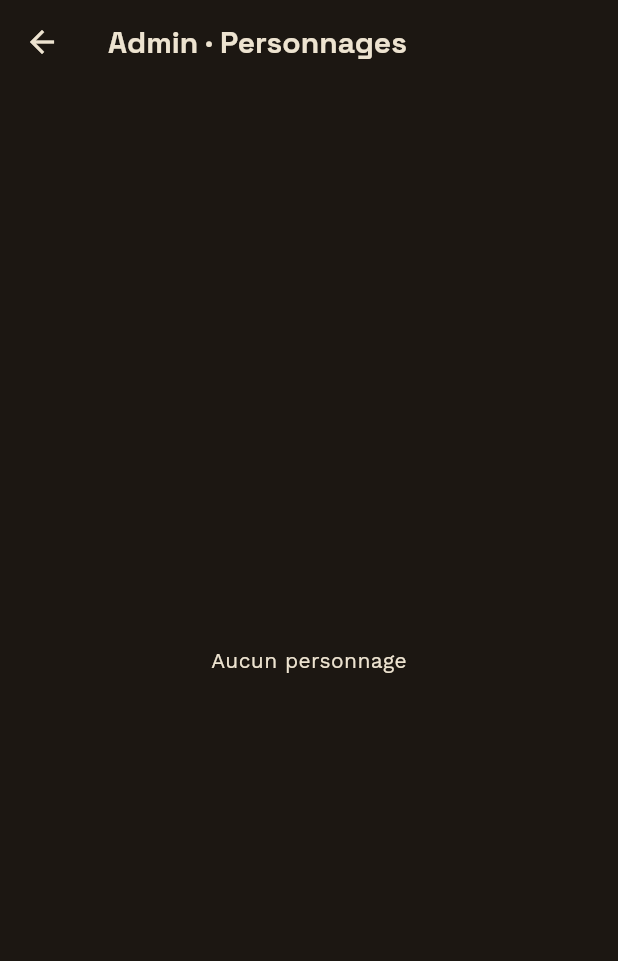
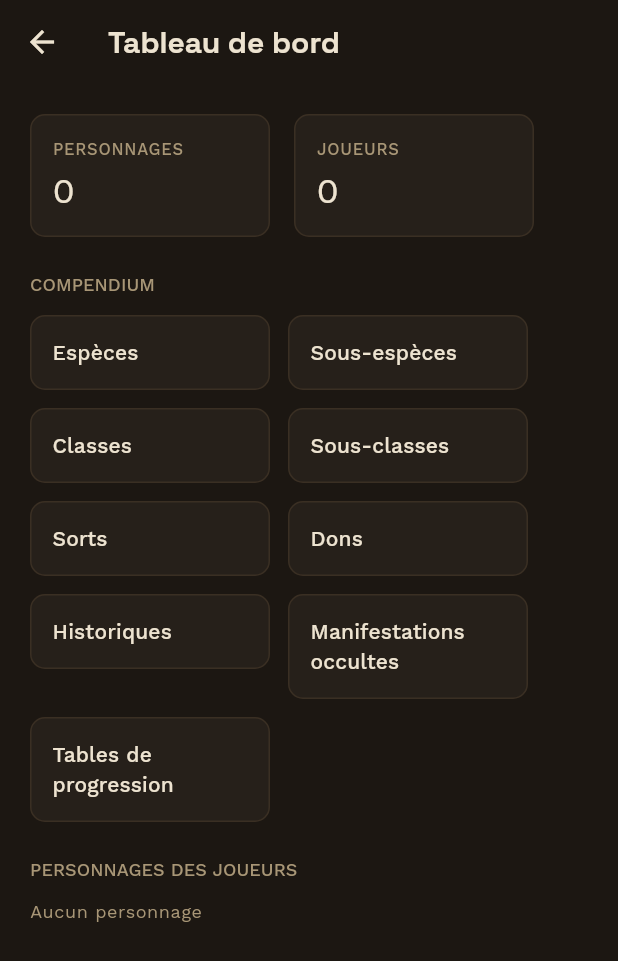
Before and after one commit to Vincent-Brocheton/dungeon-app, a Flutter app: the screen it shows once a user with an empty profile is signed in, after a tap on the "admin panel settings" icon, on a phone screen of 412 x 824 dp. Shown: the top 961 px of the screen. Run offline on Flutter 3.47's test engine with Material 3 defaults, Android fonts, the phone set to English and light mode, and no system bars; our stand-ins replace cloud_firestore, firebase_auth, firebase_core, flutter_riverpod, go_router, google_fonts; accounts and stored records are empty.

Commit message:
feat(admin): tableau de bord admin, reprend Dashboard/DashboardMobile (#4)
Remplace la simple liste /admin (AdminCharactersScreen) par un vrai tableau
de bord : stats réelles (personnages, joueurs distincts), section Compendium
avec accès aux 9 éditeurs de contenu, et la liste des personnages joueurs
(nom, niveau, espèce, propriétaire).

Les 9 éditeurs (Espèces, Sous-espèces, Classes, Sous-classes, Sorts, Dons,
Historiques, Manifestations occultes, Tables de progression) ne sont pas
encore bâtis — c'est le sous-projet 2, hors scope de la spec rôles/admin
(CRUD + migration du contenu vers Firestore). Chaque carte Compendium mène
déjà à une vraie route (/admin/<section>) avec un écran stub « Bientôt
disponible », réutilisable, prêt à être rempli plus tard.

Pas de sidebar (aucun pattern de navigation latérale ailleurs dans l'app),
pas de statut actif/brouillon ni de décompte par source de contenu dans les
cartes Compendium : non modélisés, fabriquer ces données aurait été
trompeur.

Co-authored-by: Claude Sonnet 5 <noreply@anthropic.com>

```diff
--- a/apps/character_app/lib/features/admin/admin_characters_screen.dart
+++ /dev/null
@@ -1,48 +0,0 @@
-import 'package:flutter/material.dart';
-import 'package:flutter_riverpod/flutter_riverpod.dart';
-
-import 'admin_providers.dart';
-
-/// Vue admin : tous les personnages de tous les utilisateurs, en lecture seule.
-class AdminCharactersScreen extends ConsumerWidget {
-  const AdminCharactersScreen({super.key});
-
-  @override
-  Widget build(BuildContext context, WidgetRef ref) {
-    final isAdmin = ref.watch(isAdminProvider).value ?? false;
-    if (!isAdmin) {
-      return const Scaffold(
-        body: Center(child: Text('Accès réservé aux administrateurs')),
-      );
-    }
-
-    final entries = ref.watch(allCharactersProvider);
-
-    return Scaffold(
-      appBar: AppBar(title: const Text('Admin · Personnages')),
-      body: entries.when(
-        data:
-            (list) =>
-                list.isEmpty
-                    ? const Center(child: Text('Aucun personnage'))
-                    : ListView.builder(
-                      padding: const EdgeInsets.symmetric(vertical: 8),
-                      itemCount: list.length,
-                      itemBuilder: (context, index) {
-                        final entry = list[index];
-                        return ListTile(
-                          leading: CircleAvatar(
-                            child: Text('${entry.doc.level}'),
-                          ),
-                          title: Text(entry.doc.name),
-                          subtitle: Text('Propriétaire : ${entry.ownerUid}'),
-                        );
-                      },
-                    ),
-        loading: () => const Center(child: CircularProgressIndicator()),
-        error:
-            (error, _) => Center(child: Text('Chargement impossible : $error')),
-      ),
-    );
-  }
-}
--- /dev/null
+++ b/apps/character_app/lib/features/admin/admin_dashboard_screen.dart
@@ -0,0 +1,274 @@
+import 'package:flutter/material.dart';
+import 'package:flutter_riverpod/flutter_riverpod.dart';
+import 'package:go_router/go_router.dart';
+
+import '../../data/admin_character_entry.dart';
+import '../../providers/content_providers.dart';
+import '../../router.dart';
+import '../../theme/app_theme.dart';
+import 'admin_providers.dart';
+
+/// Tableau de bord admin : statistiques, accès au Compendium (à venir), et
+/// tous les personnages des joueurs. Reprend la maquette `Dashboard.dc.html`
+/// / `DashboardMobile.dc.html`, sans la sidebar (pas de pattern de
+/// navigation latérale ailleurs dans l'app) ni les données non modélisées
+/// (statut actif/brouillon, décompte par source de contenu).
+class AdminDashboardScreen extends ConsumerWidget {
+  const AdminDashboardScreen({super.key});
+
+  /// Les 9 éditeurs de compendium : route (sous `/admin`) et libellé.
+  /// Écrans encore à bâtir (sous-projet 2) ; la navigation existe déjà.
+  static const _compendiumSections = [
+    (AppRoutes.adminSpecies, 'Espèces'),
+    (AppRoutes.adminSubspecies, 'Sous-espèces'),
+    (AppRoutes.adminClasses, 'Classes'),
+    (AppRoutes.adminSubclasses, 'Sous-classes'),
+    (AppRoutes.adminSpells, 'Sorts'),
+    (AppRoutes.adminFeats, 'Dons'),
+    (AppRoutes.adminBackgrounds, 'Historiques'),
+    (AppRoutes.adminInvocations, 'Manifestations occultes'),
+    (AppRoutes.adminLevelProgression, 'Tables de progression'),
+  ];
+
+  @override
+  Widget build(BuildContext context, WidgetRef ref) {
+    final isAdmin = ref.watch(isAdminProvider).value ?? false;
+    if (!isAdmin) {
+      return const Scaffold(
+        body: Center(child: Text('Accès réservé aux administrateurs')),
+      );
+    }
+
+    final entries = ref.watch(allCharactersProvider);
+    final srdPack = ref.watch(srdPackProvider).value;
+
+    return Scaffold(
+      appBar: AppBar(title: const Text('Tableau de bord')),
+      body: entries.when(
+        data:
+            (list) => SingleChildScrollView(
+              padding: const EdgeInsets.all(20),
+              child: Column(
+                crossAxisAlignment: CrossAxisAlignment.start,
+                children: [
+                  Wrap(
+                    spacing: 16,
+                    runSpacing: 16,
+                    children: [
+                      _StatTile(label: 'Personnages', value: '${list.length}'),
+                      _StatTile(
+                        label: 'Joueurs',
+                        value: '${list.map((e) => e.ownerUid).toSet().length}',
+                      ),
+                    ],
+                  ),
+                  const SizedBox(height: 24),
+                  _SectionLabel('Compendium'),
+                  const SizedBox(height: 12),
+                  Wrap(
+                    spacing: 12,
+                    runSpacing: 12,
+                    children: [
+                      for (final (path, label) in _compendiumSections)
+                        _CompendiumCard(
+                          label: label,
+                          onTap: () => context.push(path),
+                        ),
+                    ],
+                  ),
+                  const SizedBox(height: 24),
+                  _SectionLabel('Personnages des joueurs'),
+                  const SizedBox(height: 12),
+                  if (list.isEmpty)
+                    Text(
+                      'Aucun personnage',
+                      style: Theme.of(context).textTheme.bodySmall?.copyWith(
+                        color: AppTheme.textMuted,
+                      ),
+                    )
+                  else
+                    Wrap(
+                      spacing: 16,
+                      runSpacing: 16,
+                      children: [
+                        for (final entry in list)
+                          _PlayerCharacterCard(
+                            entry: entry,
+                            speciesName:
+                                entry.doc.speciesId == null
+                                    ? null
+                                    : srdPack
+                                        ?.speciesById(entry.doc.speciesId!)
+                                        ?.name,
+                          ),
+                      ],
+                    ),
+                ],
+              ),
+            ),
+        loading: () => const Center(child: CircularProgressIndicator()),
+        error:
+            (error, _) => Center(child: Text('Chargement impossible : $error')),
+      ),
+    );
+  }
+}
+
+class _SectionLabel extends StatelessWidget {
+  const _SectionLabel(this.text);
+
+  final String text;
+
+  @override
+  Widget build(BuildContext context) => Text(
+    text.toUpperCase(),
+    style: Theme.of(context).textTheme.labelMedium?.copyWith(
+      color: AppTheme.textMuted,
+      letterSpacing: 0.05,
+    ),
+  );
+}
+
+class _StatTile extends StatelessWidget {
+  const _StatTile({required this.label, required this.value});
+
+  final String label;
+  final String value;
+
+  @override
+  Widget build(BuildContext context) {
+    final theme = Theme.of(context);
+    return Container(
+      width: 160,
+      padding: const EdgeInsets.all(14),
+      decoration: BoxDecoration(
+        color: AppTheme.surface,
+        border: Border.all(color: AppTheme.border),
+        borderRadius: BorderRadius.circular(10),
+      ),
+      child: Column(
+        crossAxisAlignment: CrossAxisAlignment.start,
+        mainAxisSize: MainAxisSize.min,
+        children: [
+          Text(
+            label.toUpperCase(),
+            style: theme.textTheme.labelSmall?.copyWith(
+              color: AppTheme.textMuted,
+            ),
+          ),
+          const SizedBox(height: 4),
+          Text(value, style: theme.textTheme.headlineSmall),
+        ],
+      ),
+    );
+  }
+}
+
+class _CompendiumCard extends StatelessWidget {
+  const _CompendiumCard({required this.label, required this.onTap});
+
+  final String label;
+  final VoidCallback onTap;
+
+  @override
+  Widget build(BuildContext context) {
+    return InkWell(
+      borderRadius: BorderRadius.circular(10),
+      onTap: onTap,
+      child: Container(
+        width: 160,
+        padding: const EdgeInsets.all(14),
+        decoration: BoxDecoration(
+          color: AppTheme.surface,
+          border: Border.all(color: AppTheme.border),
+          borderRadius: BorderRadius.circular(10),
+        ),
+        child: Text(
+          label,
+          style: Theme.of(
+            context,
+          ).textTheme.titleSmall?.copyWith(color: AppTheme.textPrimary),
+        ),
+      ),
+    );
+  }
+}
+
+class _PlayerCharacterCard extends StatelessWidget {
+  const _PlayerCharacterCard({required this.entry, required this.speciesName});
+
+  final AdminCharacterEntry entry;
+  final String? speciesName;
+
+  @override
+  Widget build(BuildContext context) {
+    final theme = Theme.of(context);
+    final doc = entry.doc;
+    final subtitle = [
+      'Niveau ${doc.level}',
+      if (speciesName != null) speciesName!,
+    ].join(' · ');
+
+    return Container(
+      width: 340,
+      padding: const EdgeInsets.all(14),
+      decoration: BoxDecoration(
+        color: AppTheme.surface,
+        border: Border.all(color: AppTheme.border),
+        borderRadius: BorderRadius.circular(10),
+      ),
+      child: Row(
+        children: [
+          Container(
+            width: 44,
+            height: 44,
+            alignment: Alignment.center,
+            decoration: BoxDecoration(
+              color: AppTheme.accent,
+              borderRadius: BorderRadius.circular(10),
+            ),
+            child: Text(
+              doc.name.isEmpty ? '?' : doc.name[0].toUpperCase(),
+              style: theme.textTheme.titleMedium?.copyWith(
+                color: AppTheme.background,
+                fontWeight: FontWeight.w700,
+              ),
+            ),
+          ),
+          const SizedBox(width: 12),
+          Expanded(
+            child: Column(
+              crossAxisAlignment: CrossAxisAlignment.start,
+              mainAxisSize: MainAxisSize.min,
+              children: [
+                Text(
+                  doc.name,
+                  maxLines: 1,
+                  overflow: TextOverflow.ellipsis,
+                  style: theme.textTheme.titleSmall,
+                ),
+                const SizedBox(height: 2),
+                Text(
+                  subtitle,
+                  maxLines: 1,
+                  overflow: TextOverflow.ellipsis,
+                  style: theme.textTheme.bodySmall?.copyWith(
+                    color: AppTheme.textMuted,
+                  ),
+                ),
+                Text(
+                  'Propriétaire : ${entry.ownerUid}',
+                  maxLines: 1,
+                  overflow: TextOverflow.ellipsis,
+                  style: theme.textTheme.bodySmall?.copyWith(
+                    color: AppTheme.textMuted,
+                  ),
+                ),
+              ],
+            ),
+          ),
+        ],
+      ),
+    );
+  }
+}
--- a/apps/character_app/lib/router.dart
+++ b/apps/character_app/lib/router.dart
@@ -1,6 +1,7 @@
 import 'package:go_router/go_router.dart';
 
-import 'features/admin/admin_characters_screen.dart';
+import 'features/admin/admin_dashboard_screen.dart';
+import 'features/admin/admin_editor_stub_screen.dart';
 import 'features/auth/account_screen.dart';
 import 'features/home/home_screen.dart';
 import 'features/point_buy/point_buy_screen.dart';
@@ -11,6 +12,15 @@ abstract final class AppRoutes {
   static const pointBuy = '/point-buy';
   static const account = '/account';
   static const admin = '/admin';
+  static const adminSpecies = '/admin/species';
+  static const adminSubspecies = '/admin/subspecies';
+  static const adminClasses = '/admin/classes';
+  static const adminSubclasses = '/admin/subclasses';
+  static const adminSpells = '/admin/spells';
+  static const adminFeats = '/admin/feats';
+  static const adminBackgrounds = '/admin/backgrounds';
+  static const adminInvocations = '/admin/invocations';
+  static const adminLevelProgression = '/admin/level-progression';
 }
 
 final appRouter = GoRouter(
@@ -29,7 +39,65 @@ final appRouter = GoRouter(
         ),
         GoRoute(
           path: 'admin',
-          builder: (context, state) => const AdminCharactersScreen(),
+          builder: (context, state) => const AdminDashboardScreen(),
+          routes: [
+            GoRoute(
+              path: 'species',
+              builder:
+                  (context, state) =>
+                      const AdminEditorStubScreen(title: 'Espèces'),
+            ),
+            GoRoute(
+              path: 'subspecies',
+              builder:
+                  (context, state) =>
+                      const AdminEditorStubScreen(title: 'Sous-espèces'),
+            ),
+            GoRoute(
+              path: 'classes',
+              builder:
+                  (context, state) =>
+                      const AdminEditorStubScreen(title: 'Classes'),
+            ),
+            GoRoute(
+              path: 'subclasses',
+              builder:
+                  (context, state) =>
+                      const AdminEditorStubScreen(title: 'Sous-classes'),
+            ),
+            GoRoute(
+              path: 'spells',
+              builder:
+                  (context, state) =>
+                      const AdminEditorStubScreen(title: 'Sorts'),
+            ),
+            GoRoute(
+              path: 'feats',
+              builder:
+                  (context, state) =>
+                      const AdminEditorStubScreen(title: 'Dons'),
+            ),
+            GoRoute(
+              path: 'backgrounds',
+              builder:
+                  (context, state) =>
+                      const AdminEditorStubScreen(title: 'Historiques'),
+            ),
+            GoRoute(
+              path: 'invocations',
+              builder:
+                  (context, state) => const AdminEditorStubScreen(
+                    title: 'Manifestations occultes',
+                  ),
+            ),
+            GoRoute(
+              path: 'level-progression',
+              builder:
+                  (context, state) => const AdminEditorStubScreen(
+                    title: 'Tables de progression',
+                  ),
+            ),
+          ],
         ),
       ],
     ),
```
Also changed, not shown: apps/character_app/lib/features/admin/admin_editor_stub_screen.dart (added, +46 -0 lines), 1 other file.
